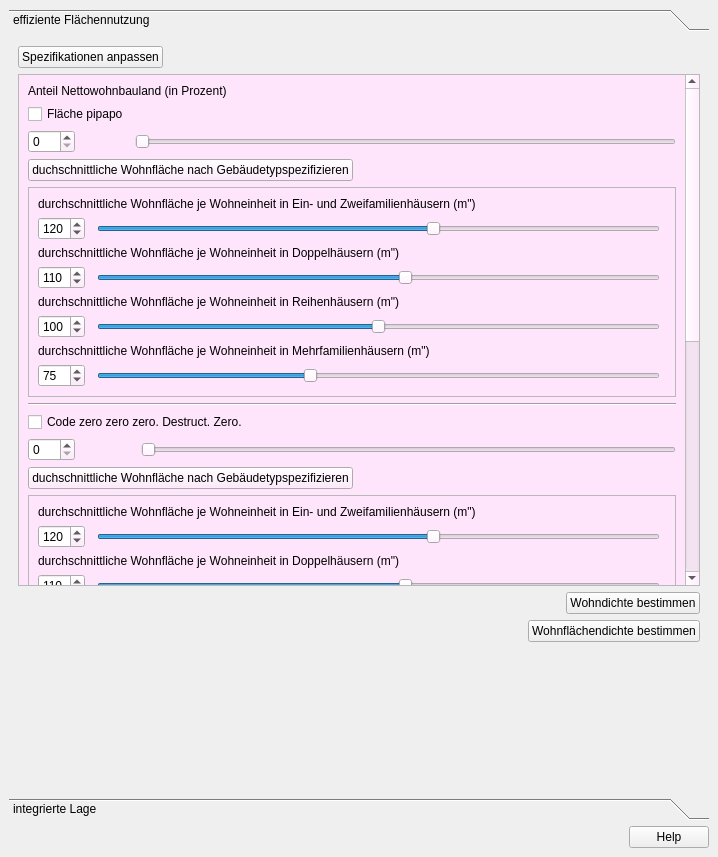
projektcheck/ProjektCheck-QGIS, file projektcheck/pctools/ui/ProjektCheck_dockwidget_analysis_05-Fl.ui: the form before one commit.
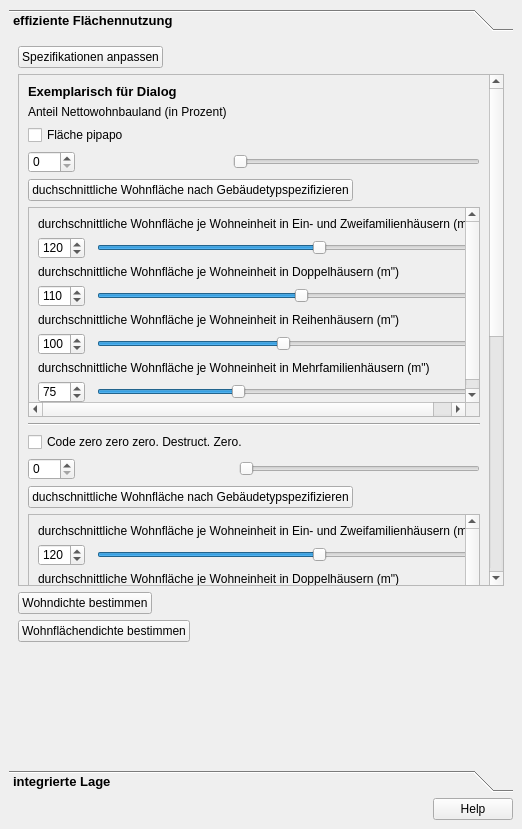
The form after the commit. The open tabs and pages were chosen to show the change. Icons and pictures are not drawn.

Commit message: consistent design relating to headers, structure, button position etc...

```diff
--- a/projektcheck/pctools/ui/ProjektCheck_dockwidget_analysis_05-Fl.ui
+++ b/projektcheck/pctools/ui/ProjektCheck_dockwidget_analysis_05-Fl.ui
@@ -6,10 +6,21 @@
    <rect>
     <x>0</x>
     <y>0</y>
-    <width>718</width>
-    <height>857</height>
+    <width>522</width>
+    <height>829</height>
    </rect>
   </property>
+  <property name="styleSheet">
+   <string notr="true">QToolBox:tab {
+	font: bold 10pt ;
+    color: black;
+}
+QGroupBox::title {
+	font: bold italic 8pt ;
+    color: black;
+}
+</string>
+  </property>
   <property name="windowTitle">
    <string>Projekt-Check Analyse-Tools // Flächeninanspruchnahme</string>
   </property>
@@ -25,15 +36,15 @@
         <rect>
          <x>0</x>
          <y>0</y>
-         <width>700</width>
-         <height>734</height>
+         <width>504</width>
+         <height>706</height>
         </rect>
        </property>
        <attribute name="label">
         <string>effiziente Flächennutzung</string>
        </attribute>
        <layout class="QGridLayout" name="gridLayout">
-        <item row="2" column="1">
+        <item row="3" column="0">
          <widget class="QPushButton" name="pushButton_7">
           <property name="sizePolicy">
            <sizepolicy hsizetype="Fixed" vsizetype="Fixed">
@@ -42,7 +53,7 @@
            </sizepolicy>
           </property>
           <property name="layoutDirection">
-           <enum>Qt::RightToLeft</enum>
+           <enum>Qt::LeftToRight</enum>
           </property>
           <property name="text">
            <string>Wohndichte bestimmen</string>
@@ -71,22 +82,6 @@
           </property>
          </widget>
         </item>
-        <item row="3" column="1">
-         <widget class="QPushButton" name="pushButton_19">
-          <property name="sizePolicy">
-           <sizepolicy hsizetype="Fixed" vsizetype="Fixed">
-            <horstretch>0</horstretch>
-            <verstretch>0</verstretch>
-           </sizepolicy>
-          </property>
-          <property name="text">
-           <string>Wohnflächendichte bestimmen</string>
-          </property>
-          <property name="flat">
-           <bool>false</bool>
-          </property>
-         </widget>
-        </item>
         <item row="1" column="0" colspan="2">
          <widget class="QScrollArea" name="scrollArea">
           <property name="minimumSize">
@@ -140,25 +135,26 @@
             <rect>
              <x>0</x>
              <y>0</y>
-             <width>663</width>
-             <height>949</height>
+             <width>467</width>
+             <height>971</height>
             </rect>
            </property>
            <layout class="QGridLayout" name="gridLayout_2">
-            <item row="9" column="2">
-             <widget class="QSlider" name="horizontalSlider_7">
-              <property name="toolTip">
-               <string>Anteil der Fläche der ausgewählten Teilfläche, welcher kein Nettowohnbauland (= Wohnbaugrundstücke) is (in Prozent) --- WTF??? Vonhintendurchdiebrustinsauge!</string>
+            <item row="1" column="0">
+             <widget class="QLabel" name="label_5">
+              <property name="font">
+               <font>
+                <pointsize>10</pointsize>
+                <weight>75</weight>
+                <bold>true</bold>
+               </font>
               </property>
-              <property name="maximum">
-               <number>100</number>
-              </property>
-              <property name="orientation">
-               <enum>Qt::Horizontal</enum>
+              <property name="text">
+               <string>Exemplarisch für Dialog</string>
               </property>
              </widget>
             </item>
-            <item row="2" column="0">
+            <item row="5" column="0">
              <widget class="QSpinBox" name="spinBox_2">
               <property name="sizePolicy">
                <sizepolicy hsizetype="Fixed" vsizetype="Fixed">
@@ -171,21 +167,8 @@
               </property>
              </widget>
             </item>
-            <item row="18" column="0">
-             <widget class="QSpinBox" name="spinBox_11">
-              <property name="sizePolicy">
-               <sizepolicy hsizetype="Fixed" vsizetype="Fixed">
-                <horstretch>0</horstretch>
-                <verstretch>0</verstretch>
-               </sizepolicy>
-              </property>
-              <property name="maximum">
-               <number>100</number>
-              </property>
-             </widget>
-            </item>
-            <item row="18" column="2">
-             <widget class="QSlider" name="horizontalSlider_8">
+            <item row="12" column="2">
+             <widget class="QSlider" name="horizontalSlider_7">
               <property name="toolTip">
                <string>Anteil der Fläche der ausgewählten Teilfläche, welcher kein Nettowohnbauland (= Wohnbaugrundstücke) is (in Prozent) --- WTF??? Vonhintendurchdiebrustinsauge!</string>
               </property>
@@ -197,7 +180,7 @@
               </property>
              </widget>
             </item>
-            <item row="9" column="0">
+            <item row="12" column="0">
              <widget class="QSpinBox" name="spinBox_10">
               <property name="sizePolicy">
                <sizepolicy hsizetype="Fixed" vsizetype="Fixed">
@@ -210,53 +193,50 @@
               </property>
              </widget>
             </item>
-            <item row="0" column="0" colspan="3">
-             <widget class="QLabel" name="label">
-              <property name="sizePolicy">
-               <sizepolicy hsizetype="Preferred" vsizetype="Fixed">
-                <horstretch>0</horstretch>
-                <verstretch>0</verstretch>
-               </sizepolicy>
-              </property>
-              <property name="font">
-               <font>
-                <pointsize>9</pointsize>
-               </font>
-              </property>
-              <property name="text">
-               <string>Anteil Nettowohnbauland (in Prozent)</string>
-              </property>
-             </widget>
-            </item>
-            <item row="23" column="0" colspan="3">
+            <item row="26" column="0" colspan="3">
              <widget class="QDialogButtonBox" name="buttonBox">
               <property name="standardButtons">
                <set>QDialogButtonBox::Discard|QDialogButtonBox::Save</set>
               </property>
              </widget>
             </item>
-            <item row="8" column="0" colspan="3">
+            <item row="10" column="0" colspan="3">
+             <widget class="Line" name="line_3">
+              <property name="orientation">
+               <enum>Qt::Horizontal</enum>
+              </property>
+             </widget>
+            </item>
+            <item row="23" column="0" colspan="3">
+             <widget class="QPushButton" name="pushButton_26">
+              <property name="sizePolicy">
+               <sizepolicy hsizetype="Fixed" vsizetype="Fixed">
+                <horstretch>0</horstretch>
+                <verstretch>0</verstretch>
+               </sizepolicy>
+              </property>
+              <property name="text">
+               <string>duchschnittliche Wohnfläche nach Gebäudetypspezifizieren</string>
+              </property>
+              <property name="checkable">
+               <bool>true</bool>
+              </property>
+              <property name="checked">
+               <bool>false</bool>
+              </property>
+              <property name="flat">
+               <bool>false</bool>
+              </property>
+             </widget>
+            </item>
+            <item row="11" column="0" colspan="3">
              <widget class="QCheckBox" name="checkBox_15">
               <property name="text">
                <string>Code zero zero zero. Destruct. Zero.</string>
               </property>
              </widget>
             </item>
-            <item row="7" column="0" colspan="3">
-             <widget class="Line" name="line_3">
-              <property name="orientation">
-               <enum>Qt::Horizontal</enum>
-              </property>
-             </widget>
-            </item>
-            <item row="16" column="0" colspan="3">
-             <widget class="Line" name="line_4">
-              <property name="orientation">
-               <enum>Qt::Horizontal</enum>
-              </property>
-             </widget>
-            </item>
-            <item row="3" column="0" colspan="3">
+            <item row="6" column="0" colspan="3">
              <widget class="QPushButton" name="pushButton_24">
               <property name="sizePolicy">
                <sizepolicy hsizetype="Fixed" vsizetype="Fixed">
@@ -278,7 +258,20 @@
               </property>
              </widget>
             </item>
-            <item row="2" column="1" colspan="2">
+            <item row="21" column="2">
+             <widget class="QSlider" name="horizontalSlider_8">
+              <property name="toolTip">
+               <string>Anteil der Fläche der ausgewählten Teilfläche, welcher kein Nettowohnbauland (= Wohnbaugrundstücke) is (in Prozent) --- WTF??? Vonhintendurchdiebrustinsauge!</string>
+              </property>
+              <property name="maximum">
+               <number>100</number>
+              </property>
+              <property name="orientation">
+               <enum>Qt::Horizontal</enum>
+              </property>
+             </widget>
+            </item>
+            <item row="5" column="1" colspan="2">
              <widget class="QSlider" name="horizontalSlider_6">
               <property name="toolTip">
                <string>Anteil der Fläche der ausgewählten Teilfläche, welcher kein Nettowohnbauland (= Wohnbaugrundstücke) is (in Prozent) --- WTF??? Vonhintendurchdiebrustinsauge!</string>
@@ -291,7 +284,27 @@
               </property>
              </widget>
             </item>
-            <item row="10" column="0" colspan="3">
+            <item row="21" column="0">
+             <widget class="QSpinBox" name="spinBox_11">
+              <property name="sizePolicy">
+               <sizepolicy hsizetype="Fixed" vsizetype="Fixed">
+                <horstretch>0</horstretch>
+                <verstretch>0</verstretch>
+               </sizepolicy>
+              </property>
+              <property name="maximum">
+               <number>100</number>
+              </property>
+             </widget>
+            </item>
+            <item row="19" column="0" colspan="3">
+             <widget class="Line" name="line_4">
+              <property name="orientation">
+               <enum>Qt::Horizontal</enum>
+              </property>
+             </widget>
+            </item>
+            <item row="13" column="0" colspan="3">
              <widget class="QPushButton" name="pushButton_25">
               <property name="sizePolicy">
                <sizepolicy hsizetype="Fixed" vsizetype="Fixed">
@@ -313,29 +326,7 @@
               </property>
              </widget>
             </item>
-            <item row="20" column="0" colspan="3">
-             <widget class="QPushButton" name="pushButton_26">
-              <property name="sizePolicy">
-               <sizepolicy hsizetype="Fixed" vsizetype="Fixed">
-                <horstretch>0</horstretch>
-                <verstretch>0</verstretch>
-               </sizepolicy>
-              </property>
-              <property name="text">
-               <string>duchschnittliche Wohnfläche nach Gebäudetypspezifizieren</string>
-              </property>
-              <property name="checkable">
-               <bool>true</bool>
-              </property>
-              <property name="checked">
-               <bool>false</bool>
-              </property>
-              <property name="flat">
-               <bool>false</bool>
-              </property>
-             </widget>
-            </item>
-            <item row="15" column="0" colspan="3">
+            <item row="18" column="0" colspan="3">
              <widget class="QScrollArea" name="scrollArea_4">
               <property name="enabled">
                <bool>true</bool>
@@ -360,7 +351,7 @@
                 <rect>
                  <x>0</x>
                  <y>0</y>
-                 <width>643</width>
+                 <width>447</width>
                  <height>200</height>
                 </rect>
                </property>
@@ -549,27 +540,7 @@
               </widget>
              </widget>
             </item>
-            <item row="17" column="0">
-             <widget class="QCheckBox" name="checkBox_16">
-              <property name="text">
-               <string>Sapperlot!</string>
-              </property>
-             </widget>
-            </item>
-            <item row="1" column="0">
-             <widget class="QCheckBox" name="checkBox_14">
-              <property name="sizePolicy">
-               <sizepolicy hsizetype="Fixed" vsizetype="Fixed">
-                <horstretch>0</horstretch>
-                <verstretch>0</verstretch>
-               </sizepolicy>
-              </property>
-              <property name="text">
-               <string>Fläche pipapo</string>
-              </property>
-             </widget>
-            </item>
-            <item row="4" column="0" colspan="3">
+            <item row="7" column="0" colspan="3">
              <widget class="QScrollArea" name="scrollArea_3">
               <property name="enabled">
                <bool>true</bool>
@@ -594,7 +565,7 @@
                 <rect>
                  <x>0</x>
                  <y>0</y>
-                 <width>643</width>
+                 <width>447</width>
                  <height>200</height>
                 </rect>
                </property>
@@ -783,7 +754,40 @@
               </widget>
              </widget>
             </item>
-            <item row="21" column="0" colspan="3">
+            <item row="4" column="0">
+             <widget class="QCheckBox" name="checkBox_14">
+              <property name="sizePolicy">
+               <sizepolicy hsizetype="Fixed" vsizetype="Fixed">
+                <horstretch>0</horstretch>
+                <verstretch>0</verstretch>
+               </sizepolicy>
+              </property>
+              <property name="text">
+               <string>Fläche pipapo</string>
+              </property>
+             </widget>
+            </item>
+            <item row="20" column="0">
+             <widget class="QCheckBox" name="checkBox_16">
+              <property name="text">
+               <string>Sapperlot!</string>
+              </property>
+             </widget>
+            </item>
+            <item row="25" column="0">
+             <spacer name="verticalSpacer_3">
+              <property name="orientation">
+               <enum>Qt::Vertical</enum>
+              </property>
+              <property name="sizeHint" stdset="0">
+               <size>
+                <width>20</width>
+                <height>40</height>
+               </size>
+              </property>
+             </spacer>
+            </item>
+            <item row="24" column="0" colspan="3">
              <widget class="QScrollArea" name="scrollArea_2">
               <property name="enabled">
                <bool>true</bool>
@@ -997,24 +1001,48 @@
               </widget>
              </widget>
             </item>
-            <item row="22" column="0">
-             <spacer name="verticalSpacer_3">
-              <property name="orientation">
-               <enum>Qt::Vertical</enum>
+            <item row="2" column="0">
+             <widget class="QLabel" name="label">
+              <property name="sizePolicy">
+               <sizepolicy hsizetype="Preferred" vsizetype="Fixed">
+                <horstretch>0</horstretch>
+                <verstretch>0</verstretch>
+               </sizepolicy>
               </property>
-              <property name="sizeHint" stdset="0">
-               <size>
-                <width>20</width>
-                <height>40</height>
-               </size>
+              <property name="font">
+               <font>
+                <pointsize>9</pointsize>
+               </font>
               </property>
-             </spacer>
+              <property name="text">
+               <string>Anteil Nettowohnbauland (in Prozent)</string>
+              </property>
+             </widget>
             </item>
            </layout>
           </widget>
          </widget>
         </item>
-        <item row="4" column="1">
+        <item row="4" column="0">
+         <widget class="QPushButton" name="pushButton_19">
+          <property name="sizePolicy">
+           <sizepolicy hsizetype="Fixed" vsizetype="Fixed">
+            <horstretch>0</horstretch>
+            <verstretch>0</verstretch>
+           </sizepolicy>
+          </property>
+          <property name="layoutDirection">
+           <enum>Qt::LeftToRight</enum>
+          </property>
+          <property name="text">
+           <string>Wohnflächendichte bestimmen</string>
+          </property>
+          <property name="flat">
+           <bool>false</bool>
+          </property>
+         </widget>
+        </item>
+        <item row="5" column="0" colspan="2">
          <spacer name="verticalSpacer">
           <property name="orientation">
            <enum>Qt::Vertical</enum>
```
Left out of the diff: 45 changed lines with no effect on the pictures. The commit also changes 7 other files.
